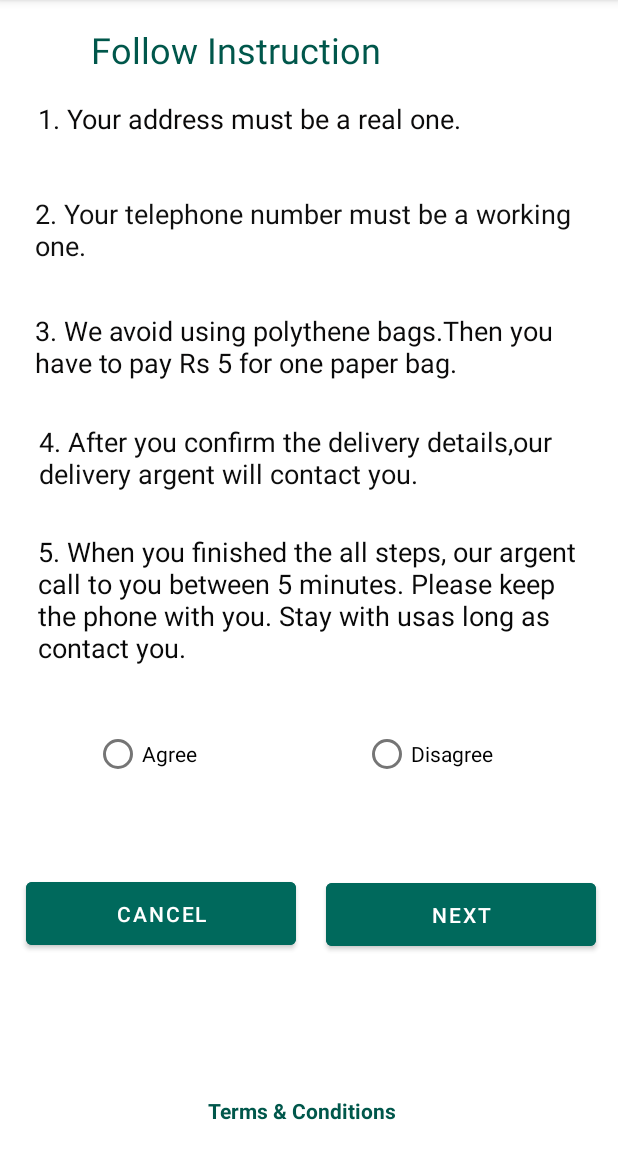
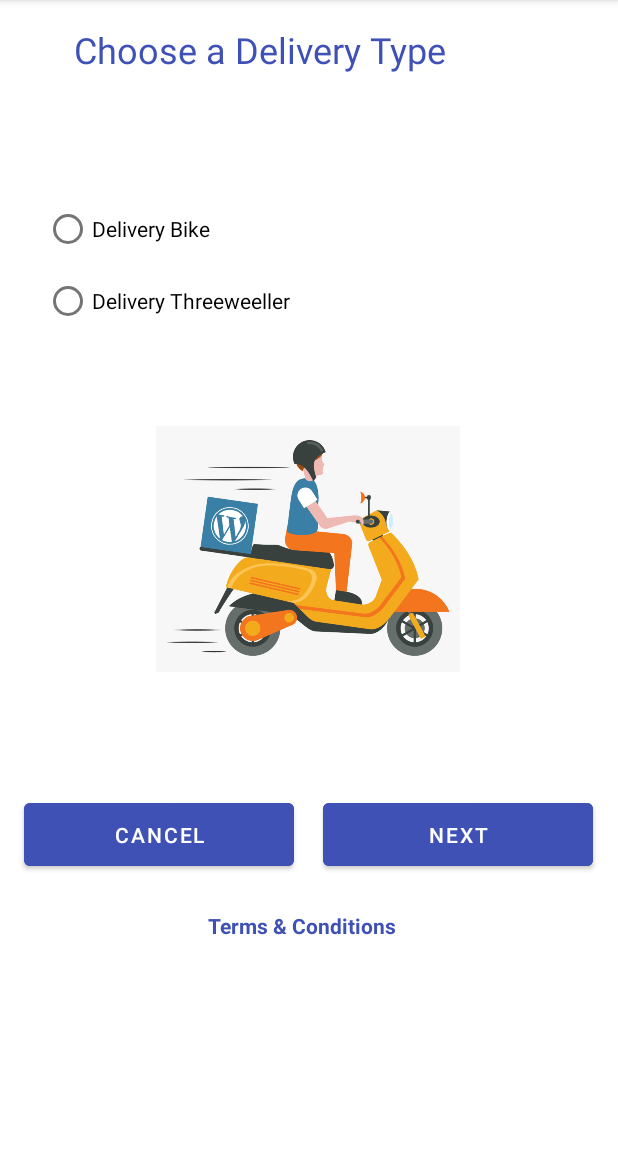
Before and after one commit to Error-404-Mad-Project/shopping-Cart, an Android app: the Instructions screen opened directly, with no data from a screen before it, on a phone screen of 412 x 824 dp, the part 84-1236 px from its top. Run offline under Robolectric (Android 15) with nearby library versions, the phone set to English and light mode, and no system bars.

Commit message:
IT18204858

```diff
--- a/app/src/main/java/com/shoppingcart/Instructions.java
+++ b/app/src/main/java/com/shoppingcart/Instructions.java
@@ -8,8 +8,14 @@ import android.view.View;
 import android.widget.Button;
 import android.widget.TextView;
 import android.widget.Toast;
+import android.widget.*;
 
 public class Instructions extends AppCompatActivity {
+
+    private RadioGroup radioGroupPhoto;
+    private ImageView imageViewphoto;
+    private Integer []photos = { R.drawable.bike, R.drawable.weller, R.drawable.van};
+
     private Button button;
     private Button cancelButton;
     private TextView textView;
@@ -18,6 +24,17 @@ public class Instructions extends AppCompatActivity {
     protected void onCreate(Bundle savedInstanceState) {
         super.onCreate(savedInstanceState);
         setContentView(R.layout.activity_instructions);
+
+        this.imageViewphoto = (ImageView) findViewById(R.id.imageViewphoto);
+        this.radioGroupPhoto = (RadioGroup) findViewById(R.id.RadioGroupPhoto);
+        this.radioGroupPhoto.setOnCheckedChangeListener(new RadioGroup.OnCheckedChangeListener() {
+            @Override
+            public void onCheckedChanged(RadioGroup group, int checkedId) {
+                RadioButton radioButton =(RadioButton) radioGroupPhoto.findViewById(checkedId);
+                int index = radioGroupPhoto.indexOfChild(radioButton);
+                imageViewphoto.setImageResource(photos[index]);
+            }
+        });
 
         if(getActionBar() != null)
         {
--- a/app/src/main/res/layout/activity_delevery_main.xml
+++ b/app/src/main/res/layout/activity_delevery_main.xml
@@ -19,7 +19,7 @@
         android:layout_marginTop="32dp"
         android:scrollbarTrackHorizontal="?attr/actionModePasteDrawable"
         android:text="@string/detail"
-        android:textColor="#00695C"
+        android:textColor="#3F51B5"
         android:textColorHighlight="#0C78CD"
         android:textSize="25sp"
         app:layout_constraintEnd_toEndOf="parent"
@@ -149,7 +149,7 @@
         app:layout_constraintStart_toStartOf="parent"
         app:layout_constraintTop_toBottomOf="@+id/editText4"
         app:layout_constraintVertical_bias="0.405"
-        android:backgroundTint="#00695C"
+        android:backgroundTint="#3F51B5"
         tools:targetApi="lollipop" />
 
 
--- a/app/src/main/res/layout/activity_instructions.xml
+++ b/app/src/main/res/layout/activity_instructions.xml
@@ -2,153 +2,116 @@
 <androidx.constraintlayout.widget.ConstraintLayout xmlns:android="http://schemas.android.com/apk/res/android"
     xmlns:app="http://schemas.android.com/apk/res-auto"
     xmlns:tools="http://schemas.android.com/tools"
+    android:id="@+id/imageViewPhoto"
     android:layout_width="match_parent"
     android:layout_height="match_parent"
     tools:context=".Instructions">
 
     <TextView
         android:id="@+id/textView5"
-        android:layout_width="267dp"
-        android:layout_height="50dp"
+        android:layout_width="331dp"
+        android:layout_height="48dp"
         android:gravity="center_horizontal"
-        android:text="@string/instruction"
+        android:text="@string/choose_a_delivery_type"
         android:textAlignment="center"
-        android:textColor="@color/colorPrimaryDark"
-        android:textColorHint="#000000"
+        android:textColor="#3F51B5"
+        android:textColorHint="#3F51B5"
         android:textSize="24sp"
         app:layout_constraintBottom_toBottomOf="parent"
         app:layout_constraintEnd_toEndOf="parent"
-        app:layout_constraintHorizontal_bias="0.159"
+        app:layout_constraintHorizontal_bias="0.087"
         app:layout_constraintStart_toStartOf="parent"
         app:layout_constraintTop_toTopOf="parent"
         app:layout_constraintVertical_bias="0.023" />
 
-    <RadioButton
-        android:id="@+id/radioButton2"
-        android:layout_width="wrap_content"
-        android:layout_height="wrap_content"
-        android:layout_marginTop="24dp"
-        android:text="@string/agree"
-        app:layout_constraintEnd_toStartOf="@+id/radioButton3"
-        app:layout_constraintHorizontal_bias="0.36"
-        app:layout_constraintStart_toStartOf="parent"
-        app:layout_constraintTop_toBottomOf="@+id/textView11" />
-
-    <RadioButton
-        android:id="@+id/radioButton3"
-        android:layout_width="wrap_content"
-        android:layout_height="wrap_content"
-        android:layout_marginTop="24dp"
-        android:text="@string/disagree"
-        app:layout_constraintEnd_toEndOf="parent"
-        app:layout_constraintHorizontal_bias="0.743"
-        app:layout_constraintStart_toStartOf="parent"
-        app:layout_constraintTop_toBottomOf="@+id/textView11" />
-
-    <TextView
-        android:id="@+id/textView7"
-        android:layout_width="370dp"
-        android:layout_height="43dp"
-        android:text="@string/real"
-        android:textColor="#0B0A0A"
-        android:textSize="18sp"
-        app:layout_constraintEnd_toEndOf="parent"
-        app:layout_constraintHorizontal_bias="0.609"
-        app:layout_constraintStart_toStartOf="parent"
-        app:layout_constraintTop_toBottomOf="@+id/textView5" />
-
-    <TextView
-        android:id="@+id/textView8"
-        android:layout_width="371dp"
-        android:layout_height="78dp"
-        android:layout_marginTop="20dp"
-        android:text="@string/phone"
-        android:textColor="#101010"
-        android:textSize="18sp"
-        app:layout_constraintEnd_toEndOf="parent"
-        app:layout_constraintHorizontal_bias="0.575"
-        app:layout_constraintStart_toStartOf="parent"
-        app:layout_constraintTop_toBottomOf="@+id/textView7" />
-
-    <TextView
-        android:id="@+id/textView9"
-        android:layout_width="366dp"
-        android:layout_height="74dp"
-        android:scrollbarTrackHorizontal="@color/colorPrimaryDark"
-        android:scrollbarTrackVertical="@android:drawable/checkbox_on_background"
-        android:text="@string/bag"
-        android:textColor="#0B0A0A"
-        android:textSize="18sp"
-        app:layout_constraintEnd_toEndOf="parent"
-        app:layout_constraintHorizontal_bias="0.511"
-        app:layout_constraintStart_toStartOf="parent"
-        app:layout_constraintTop_toBottomOf="@+id/textView8" />
-
-    <TextView
-        android:id="@+id/textView10"
-        android:layout_width="363dp"
-        android:layout_height="53dp"
-        android:text="@string/confirm"
-        android:textColor="#0C0C0C"
-        android:textSize="18sp"
-        app:layout_constraintEnd_toEndOf="parent"
-        app:layout_constraintHorizontal_bias="0.541"
-        app:layout_constraintStart_toStartOf="parent"
-        app:layout_constraintTop_toBottomOf="@+id/textView9" />
-
-    <TextView
-        android:id="@+id/textView11"
-        android:layout_width="360dp"
-        android:layout_height="99dp"
-        android:layout_marginTop="20dp"
-        android:text="@string/contact"
-        android:textColor="#090909"
-        android:textSize="18sp"
-        app:layout_constraintEnd_toEndOf="parent"
-        app:layout_constraintHorizontal_bias="0.49"
-        app:layout_constraintStart_toStartOf="parent"
-        app:layout_constraintTop_toBottomOf="@+id/textView10" />
 
     <Button
         android:id="@+id/button2"
         android:layout_width="180dp"
         android:layout_height="54dp"
-        android:backgroundTint="#00695C"
+        android:layout_marginBottom="52dp"
+        android:backgroundTint="#3F51B5"
         android:text="@string/Cancelq"
         app:layout_constraintBottom_toBottomOf="parent"
         app:layout_constraintEnd_toEndOf="parent"
-        app:layout_constraintHorizontal_bias="0.075"
+        app:layout_constraintHorizontal_bias="0.069"
         app:layout_constraintStart_toStartOf="parent"
-        app:layout_constraintTop_toBottomOf="@+id/radioButton2"
-        app:layout_constraintVertical_bias="0.297" tools:targetApi="lollipop" />
+        app:layout_constraintTop_toBottomOf="@+id/RadioGroupPhoto"
+        app:layout_constraintVertical_bias="0.697"
+        tools:targetApi="lollipop" />
 
     <Button
         android:id="@+id/button3"
         android:layout_width="180dp"
         android:layout_height="54dp"
+        android:layout_marginBottom="52dp"
+        android:backgroundTint="#3F51B5"
         android:text="@string/nextt"
         app:layout_constraintBottom_toBottomOf="parent"
         app:layout_constraintEnd_toEndOf="parent"
-        app:layout_constraintHorizontal_bias="0.579"
+        app:layout_constraintHorizontal_bias="0.542"
         app:layout_constraintStart_toEndOf="@+id/button2"
-        app:layout_constraintTop_toBottomOf="@+id/radioButton3"
-        app:layout_constraintVertical_bias="0.298"
-        android:backgroundTint="#00695C"
-        tools:targetApi="lollipop"
-        tools:ignore="UnknownId" />
+        app:layout_constraintTop_toBottomOf="@+id/RadioGroupPhoto"
+        app:layout_constraintVertical_bias="0.697"
+        tools:ignore="UnknownId"
+        tools:targetApi="lollipop" />
 
     <TextView
         android:id="@+id/textView14"
         android:layout_width="135dp"
         android:layout_height="19dp"
         android:text="@string/termss"
-        android:textColor="@color/colorPrimaryDark"
-        android:textColorHint="#FFFFFF"
+        android:textColor="#3F51B5"
+        android:textColorHint="#3F51B5"
         android:textStyle="bold"
         app:layout_constraintBottom_toBottomOf="parent"
         app:layout_constraintEnd_toEndOf="parent"
         app:layout_constraintStart_toStartOf="parent"
-        app:layout_constraintTop_toBottomOf="@+id/textView11"
-        app:layout_constraintVertical_bias="0.938" />
+        app:layout_constraintTop_toTopOf="parent"
+        app:layout_constraintVertical_bias="0.811" />
+
+    <RadioGroup
+        android:id="@+id/RadioGroupPhoto"
+        android:layout_width="352dp"
+        android:layout_height="96dp"
+        android:orientation="vertical"
+        app:layout_constraintBottom_toTopOf="@+id/textView14"
+        app:layout_constraintEnd_toEndOf="parent"
+        app:layout_constraintHorizontal_bias="0.493"
+        app:layout_constraintStart_toStartOf="parent"
+        app:layout_constraintTop_toTopOf="parent"
+        app:layout_constraintVertical_bias="0.252">
+
+        <RadioButton
+            android:id="@+id/radioButton"
+            android:layout_width="match_parent"
+            android:layout_height="wrap_content"
+            android:text="@string/RadioButton" />
+
+        <RadioButton
+            android:id="@+id/radioButton3"
+            android:layout_width="match_parent"
+            android:layout_height="wrap_content"
+            android:text="@string/RadioButton2" />
+
+        <RadioButton
+            android:id="@+id/radioButton4"
+            android:layout_width="match_parent"
+            android:layout_height="wrap_content"
+            android:text="@string/radio3" />
+    </RadioGroup>
+
+    <ImageView
+        android:id="@+id/imageViewphoto"
+        android:layout_width="288dp"
+        android:layout_height="164dp"
+        app:layout_constraintBottom_toTopOf="@+id/textView14"
+        app:layout_constraintEnd_toEndOf="parent"
+        app:layout_constraintHorizontal_bias="0.495"
+        app:layout_constraintStart_toStartOf="parent"
+        app:layout_constraintTop_toBottomOf="@+id/RadioGroupPhoto"
+        app:layout_constraintVertical_bias="0.27"
+        app:srcCompat="@drawable/bike"
+        android:contentDescription="@string/imageView2" />
 
 </androidx.constraintlayout.widget.ConstraintLayout>
--- a/app/src/main/res/values/strings.xml
+++ b/app/src/main/res/values/strings.xml
@@ -52,4 +52,9 @@
     <string name="term"><![CDATA[Terms & Conditions]]></string>
     <string name="terms_conditions"><![CDATA[Terms & Conditions]]></string>
     <string name="termss"><![CDATA[Terms & Conditions]]></string>
+    <string name="choose_a_delivery_type">Choose a Delivery Type</string>
+    <string name="RadioButton">Delivery Bike</string>
+    <string name="RadioButton2">Delivery Threeweeller</string>
+    <string name="radio3">Delivery Mini Van</string>
+    <string name="imageView2">TODO</string>
 </resources>
```
Also changed, not shown: app/src/main/res/layout/activity_delivery_thankyou.xml (+10 -6 lines), app/src/main/res/layout/activity_terms.xml (+89 -0 lines), app/src/main/res/drawable/bike.png (added), app/src/main/res/drawable/van.jpg (added), app/src/main/res/drawable/weller.jpg (added).
